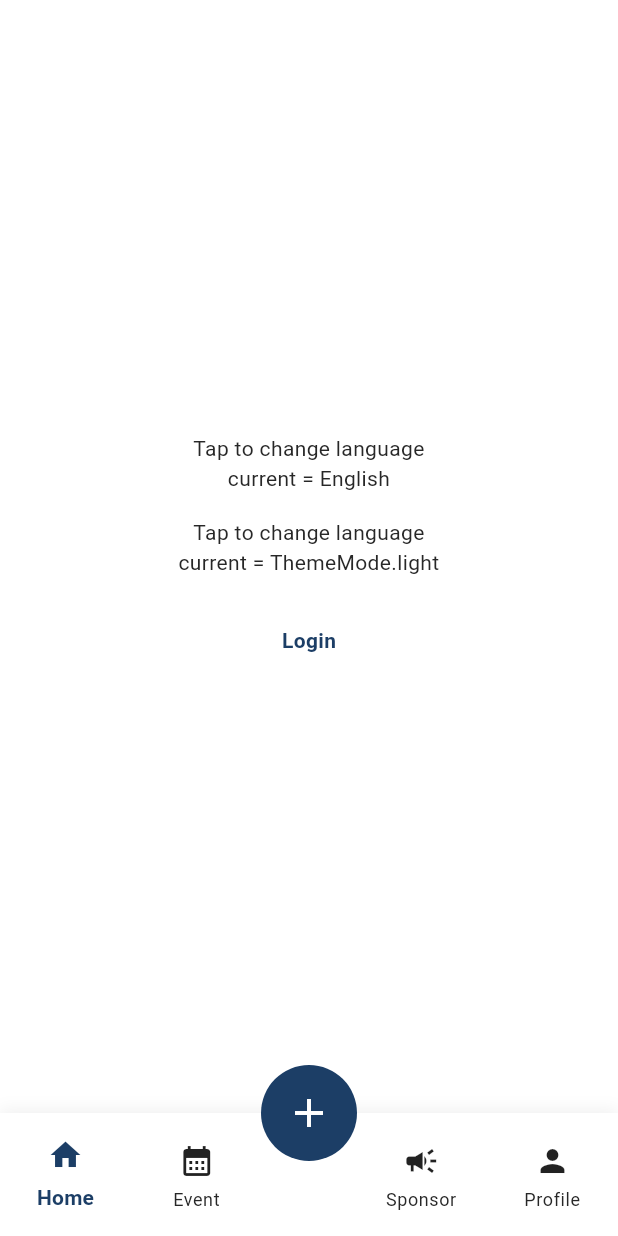
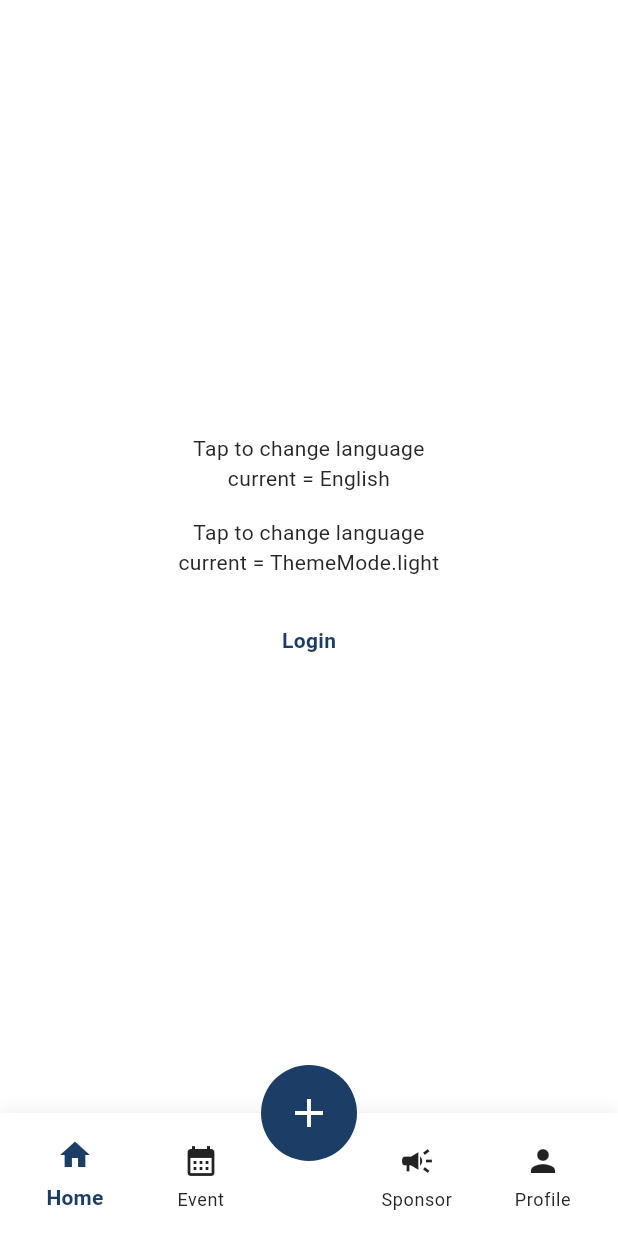
Before and after one commit to dannndi/flutter_base_project, a Flutter app: the screen it shows after launch, after a tap on "Login", on a phone screen of 412 x 824 dp. Run offline on Flutter 3.47's test engine with Material 3 defaults, Android fonts, the phone set to English and light mode, and no system bars; drawn by our look-alikes of skeletonizer; our stand-ins replace dartz, dio, equatable, extended_image, flutter_bloc, flutter_dotenv and 6 more; missing offline and left inert: responsive_sheet; statements that could not run were skipped.

Commit message:
fix(dahboard): adjust side & bottom navigation menu

```diff
--- a/lib/module/dashboard/widget/design_bottom_navbar.dart
+++ b/lib/module/dashboard/widget/design_bottom_navbar.dart
@@ -19,8 +19,8 @@ class DesignBottomNavbar extends StatelessWidget {
     final entries = bottomNavBarItems.asMap().entries;
 
     return Container(
-      padding: EdgeInsets.only(
-        bottom: MediaQuery.of(context).padding.bottom + 16,
+      padding: EdgeInsets.all(8).add(
+        EdgeInsets.only(bottom: MediaQuery.of(context).padding.bottom),
       ),
       decoration: BoxDecoration(
         color: Theme.of(context).scaffoldBackgroundColor,
@@ -36,13 +36,13 @@ class DesignBottomNavbar extends StatelessWidget {
         crossAxisAlignment: CrossAxisAlignment.end,
         children:
             entries.map((entry) {
+                final isSelected = currentIndex == entry.key;
                 return Expanded(
                   flex: 7,
                   child: GestureDetector(
                     onTap: () => onTap(entry.key),
                     child: Container(
-                      padding: const EdgeInsets.only(top: 16),
-                      color: Colors.transparent,
+                      padding: const EdgeInsets.symmetric(vertical: 8),
                       child: Column(
                         mainAxisSize: MainAxisSize.min,
                         mainAxisAlignment: MainAxisAlignment.end,
@@ -50,14 +50,14 @@ class DesignBottomNavbar extends StatelessWidget {
                           SizedBox(
                             height: 24,
                             width: 24,
-                            child: currentIndex == entry.key
+                            child: isSelected
                                 ? entry.value.activeIcon
                                 : entry.value.icon,
                           ),
                           const SizedBox(height: 6),
                           Text(
                             entry.value.label ?? "",
-                            style: currentIndex == entry.key
+                            style: isSelected
                                 ? theme.textTheme.titleSmall?.copyWith(
                                     color: AppColor.primaryColor,
                                   )
```
Also changed, not shown: lib/module/dashboard/widget/design_side_navbar.dart (+44 -30 lines).
